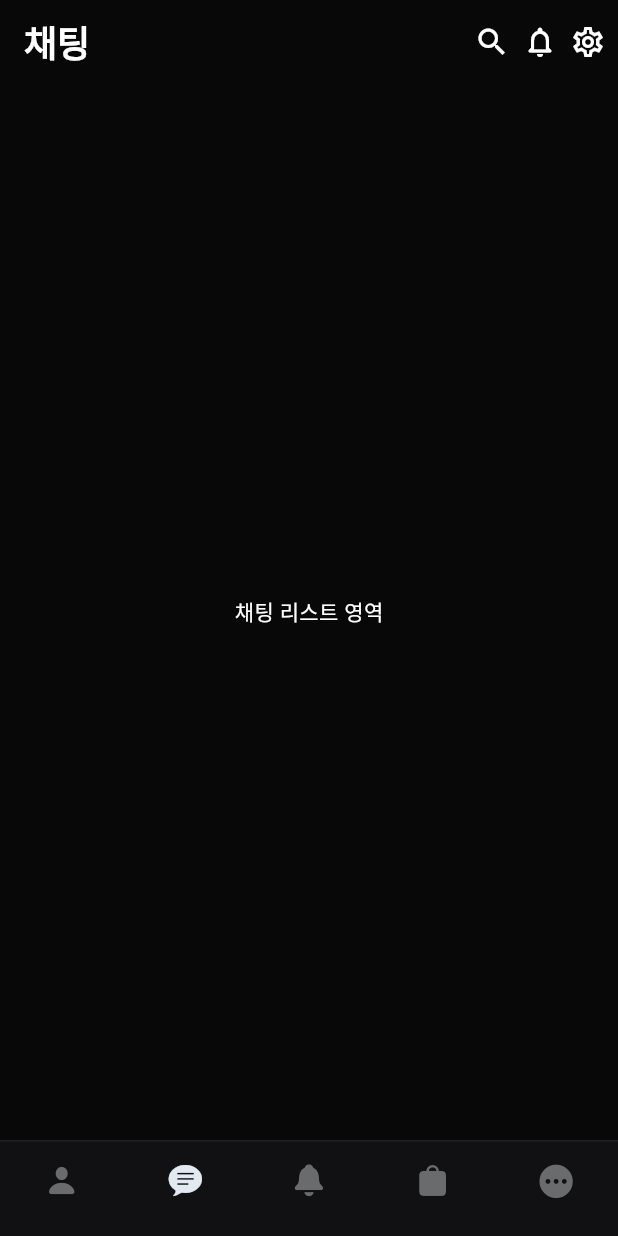
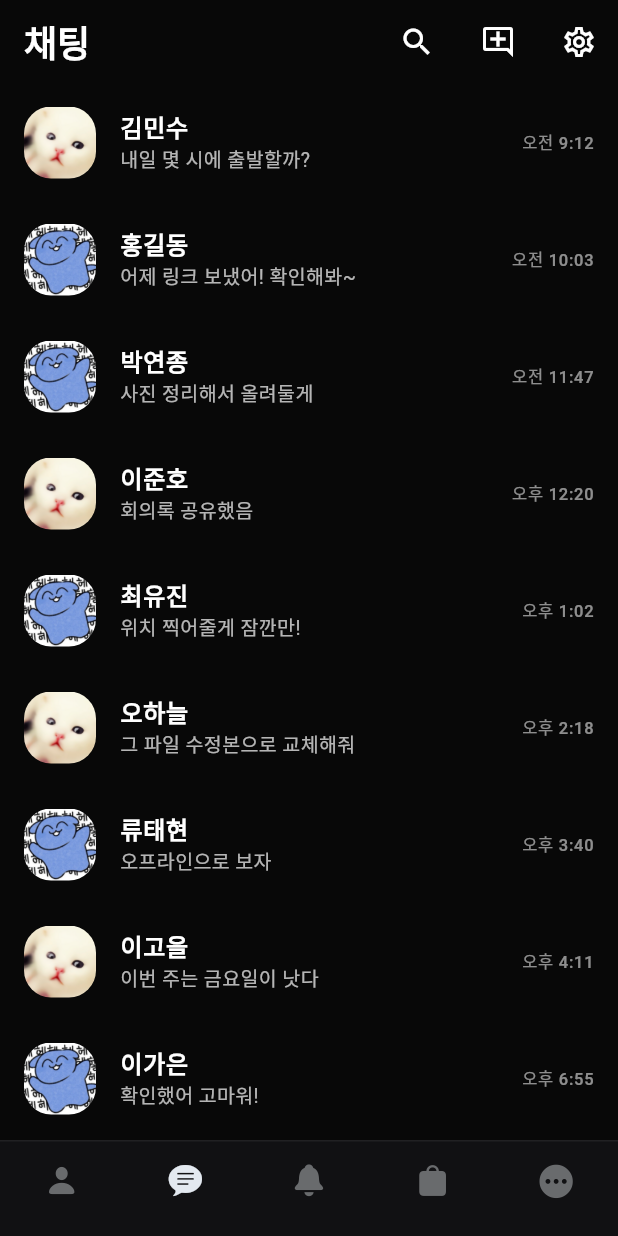
Before and after one commit to KakaoTalkClone/katalk, a Flutter app: the screen it shows after launch, on a phone screen of 412 x 824 dp. Run offline on Flutter 3.47's test engine with Material 3 defaults, Android fonts, the phone set to English and light mode, and no system bars.

Commit message:
feat: 채팅 리스트 생성

```diff
--- /dev/null
+++ b/lib/features/chats/data/dummy_chats.dart
@@ -0,0 +1,63 @@
+// lib/features/chats/data/dummy_chats.dart
+final List<Map<String, String>> kDummyChats = [
+  {
+    "avatar": "assets/images/avatars/avatar2.jpeg",
+    "name": "김민수",
+    "message": "내일 몇 시에 출발할까?",
+    "time": "오전 9:12",
+  },
+  {
+    "avatar": "assets/images/avatars/avatar1.jpeg",
+    "name": "홍길동",
+    "message": "어제 링크 보냈어! 확인해봐~",
+    "time": "오전 10:03",
+  },
+  {
+    "avatar": "assets/images/avatars/avatar1.jpeg",
+    "name": "박연종",
+    "message": "사진 정리해서 올려둘게",
+    "time": "오전 11:47",
+  },
+  {
+    "avatar": "assets/images/avatars/avatar2.jpeg",
+    "name": "이준호",
+    "message": "회의록 공유했음",
+    "time": "오후 12:20",
+  },
+  {
+    "avatar": "assets/images/avatars/avatar1.jpeg",
+    "name": "최유진",
+    "message": "위치 찍어줄게 잠깐만!",
+    "time": "오후 1:02",
+  },
+  {
+    "avatar": "assets/images/avatars/avatar2.jpeg",
+    "name": "오하늘",
+    "message": "그 파일 수정본으로 교체해줘",
+    "time": "오후 2:18",
+  },
+  {
+    "avatar": "assets/images/avatars/avatar1.jpeg",
+    "name": "류태현",
+    "message": "오프라인으로 보자",
+    "time": "오후 3:40",
+  },
+  {
+    "avatar": "assets/images/avatars/avatar2.jpeg",
+    "name": "이고을",
+    "message": "이번 주는 금요일이 낫다",
+    "time": "오후 4:11",
+  },
+  {
+    "avatar": "assets/images/avatars/avatar1.jpeg",
+    "name": "이가은",
+    "message": "확인했어 고마워!",
+    "time": "오후 6:55",
+  },
+  {
+    "avatar": "assets/images/avatars/avatar2.jpeg",
+    "name": "박준수",
+    "message": "초대 링크 다시 줄 수 있어?",
+    "time": "오후 9:07",
+  },
+];
--- a/lib/features/chats/screens/chats_page.dart
+++ b/lib/features/chats/screens/chats_page.dart
@@ -1,31 +1,56 @@
 import 'package:flutter/material.dart';
 import '../../../core/constants/app_colors.dart';
+import '../widgets/chat_list_view.dart';
 
 class ChatsPage extends StatelessWidget {
   const ChatsPage({super.key});
 
   @override
   Widget build(BuildContext context) {
+    const gap = SizedBox(width: 14);
+
     return Scaffold(
       backgroundColor: AppColors.bg,
       appBar: AppBar(
         backgroundColor: AppColors.bg,
         surfaceTintColor: Colors.transparent,
-        title: const Text('채팅',
-            style: TextStyle(color: AppColors.text, fontSize: 24, fontWeight: FontWeight.w600)),
+        title: const Text(
+          '채팅',
+          style: TextStyle(
+            color: AppColors.text,
+            fontSize: 24,
+            fontWeight: FontWeight.w600,
+          ),
+        ),
         iconTheme: const IconThemeData(color: AppColors.text),
-        actions: const [
-          Icon(Icons.search, color: AppColors.text),
-          SizedBox(width: 8),
-          Icon(Icons.notifications_none_rounded, color: AppColors.text),
-          SizedBox(width: 8),
-          Icon(Icons.settings_outlined, color: AppColors.text),
-          SizedBox(width: 8),
+        actions: [
+          IconButton(
+            onPressed: () {},
+            tooltip: '검색',
+            icon: const Icon(Icons.search, color: AppColors.text),
+            visualDensity: VisualDensity.compact,
+            constraints: const BoxConstraints(minWidth: 40, minHeight: 40),
+          ),
+          gap,
+          IconButton(
+            onPressed: () {},
+            tooltip: '새 대화',
+            icon: const Icon(Icons.add_comment_outlined, color: AppColors.text),
+            visualDensity: VisualDensity.compact,
+            constraints: const BoxConstraints(minWidth: 40, minHeight: 40),
+          ),
+          gap,
+          IconButton(
+            onPressed: () {},
+            tooltip: '설정',
+            icon: const Icon(Icons.settings_outlined, color: AppColors.text),
+            visualDensity: VisualDensity.compact,
+            constraints: const BoxConstraints(minWidth: 40, minHeight: 40),
+          ),
+          const SizedBox(width: 6),
         ],
       ),
-      body: const Center(
-        child: Text('채팅 리스트 영역', style: TextStyle(color: AppColors.text)),
-      ),
+      body: const ChatListView(), // ✅ 리스트 붙임
     );
   }
 }
--- /dev/null
+++ b/lib/features/chats/widgets/chat_list_item.dart
@@ -0,0 +1,101 @@
+import 'package:flutter/material.dart';
+import '../../../core/constants/app_colors.dart';
+
+class ChatListItem extends StatelessWidget {
+  final String avatar; // ""면 이니셜
+  final String name;
+  final String message;
+  final String time;
+  final VoidCallback? onTap;
+
+  const ChatListItem({
+    super.key,
+    required this.avatar,
+    required this.name,
+    required this.message,
+    required this.time,
+    this.onTap,
+  });
+
+  @override
+  Widget build(BuildContext context) {
+    return ListTile(
+      contentPadding: const EdgeInsets.symmetric(horizontal: 16, vertical: 3),
+      leading: _Avatar(avatar: avatar, name: name), // ⬅ 둥근 사각형 아바타
+      title: Text(
+        name,
+        style: const TextStyle(
+          color: AppColors.text,
+          fontSize: 16,
+          fontWeight: FontWeight.w600,
+        ),
+        overflow: TextOverflow.ellipsis,
+      ),
+      subtitle: Text(
+        message,
+        style: const TextStyle(color: Colors.white70, fontSize: 13),
+        maxLines: 1,
+        overflow: TextOverflow.ellipsis,
+      ),
+      trailing: Text(
+        time,
+        style: const TextStyle(color: Colors.white54, fontSize: 11),
+      ),
+      onTap: onTap,
+    );
+  }
+}
+
+class _Avatar extends StatelessWidget {
+  const _Avatar({required this.avatar, required this.name});
+
+  final String avatar;
+  final String name;
+
+  @override
+  Widget build(BuildContext context) {
+    const radius = 18.0; // ✅ 살짝 둥근 모서리
+    const size = 48.0;
+
+    if (avatar.isNotEmpty) {
+      return ClipRRect(
+        borderRadius: BorderRadius.circular(radius),
+        child: Image.asset(
+          avatar,
+          width: size,
+          height: size,
+          fit: BoxFit.cover,
+          errorBuilder: (_, __, ___) => _InitialFallback(name: name),
+        ),
+      );
+    }
+    return _InitialFallback(name: name);
+  }
+}
+
+class _InitialFallback extends StatelessWidget {
+  const _InitialFallback({required this.name});
+  final String name;
+
+  @override
+  Widget build(BuildContext context) {
+    const radius = 10.0;
+    const size = 48.0;
+    return Container(
+      width: size,
+      height: size,
+      decoration: BoxDecoration(
+        color: const Color(0xFF212123),
+        borderRadius: BorderRadius.circular(radius),
+      ),
+      alignment: Alignment.center,
+      child: Text(
+        name.isNotEmpty ? name.characters.first : '?',
+        style: const TextStyle(
+          color: Colors.white,
+          fontWeight: FontWeight.w700,
+        ),
+      ),
+    );
+  }
+}
--- /dev/null
+++ b/lib/features/chats/widgets/chat_list_view.dart
@@ -0,0 +1,28 @@
+import 'package:flutter/material.dart';
+import '../../../core/constants/app_colors.dart';
+import '../data/dummy_chats.dart';
+import 'chat_list_item.dart';
+
+class ChatListView extends StatelessWidget {
+  const ChatListView({super.key});
+
+  @override
+  Widget build(BuildContext context) {
+    return ListView.builder(
+      padding: const EdgeInsets.only(bottom: 8), // 살짝 여유
+      itemCount: kDummyChats.length,
+      itemBuilder: (context, i) {
+        final c = kDummyChats[i];
+        return ChatListItem(
+          avatar: c['avatar'] ?? '',
+          name: c['name'] ?? '',
+          message: c['message'] ?? '',
+          time: c['time'] ?? '',
+          onTap: () {
+            // TODO: 채팅방 진입
+          },
+        );
+      },
+    );
+  }
+}
```
Also changed, not shown: pubspec.yaml (+4 -66 lines), assets/images/avatars/avatar1.jpeg (added), assets/images/avatars/avatar2.jpeg (added).
